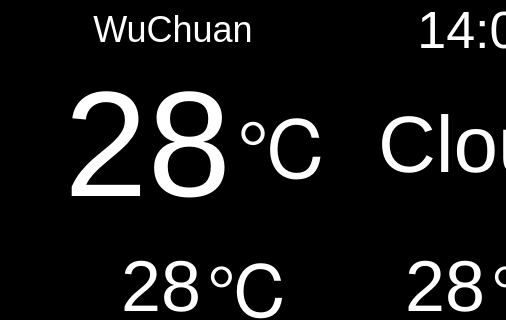
Qt form weathercontrol.ui (hondodo/PCamera) before a commit; both pictures show x 0 to 506 and y 0 to 320 of the 691 by 846 pixel window.
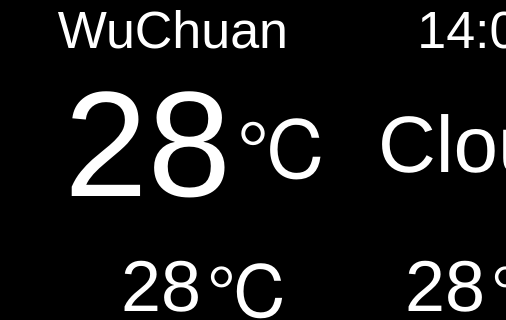
The same form after that commit.

What changed in the file:
```diff
--- a/weathercontrol.ui
+++ b/weathercontrol.ui
@@ -40,14 +40,8 @@
      </property>
      <item>
       <widget class="QLabel" name="labelCity">
-       <property name="sizePolicy">
-        <sizepolicy hsizetype="Preferred" vsizetype="Fixed">
-         <horstretch>0</horstretch>
-         <verstretch>0</verstretch>
-        </sizepolicy>
-       </property>
        <property name="styleSheet">
-        <string notr="true">font: 36px;</string>
+        <string notr="true">font: 52px;</string>
        </property>
        <property name="text">
         <string>WuChuan</string>
```
Left out of the diff: 6 changed lines with no effect on the pictures.
